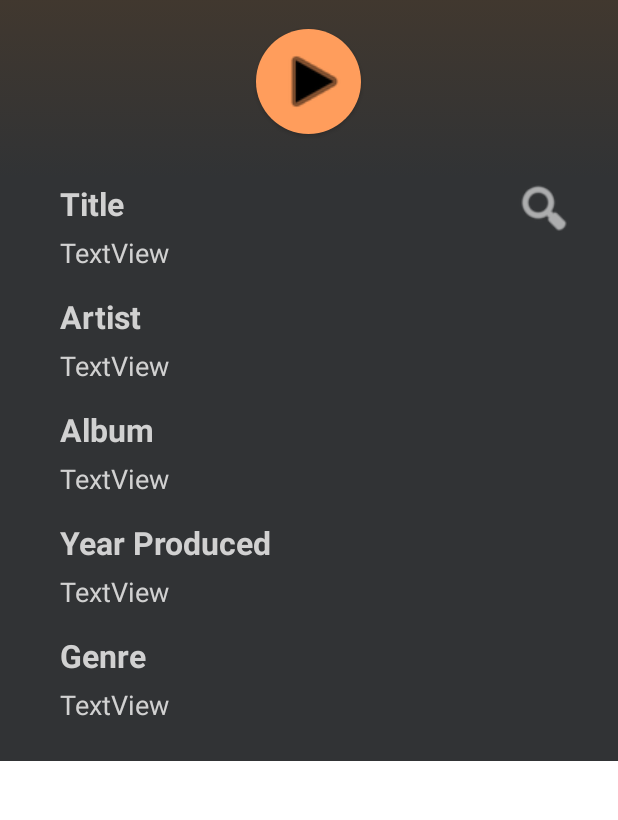
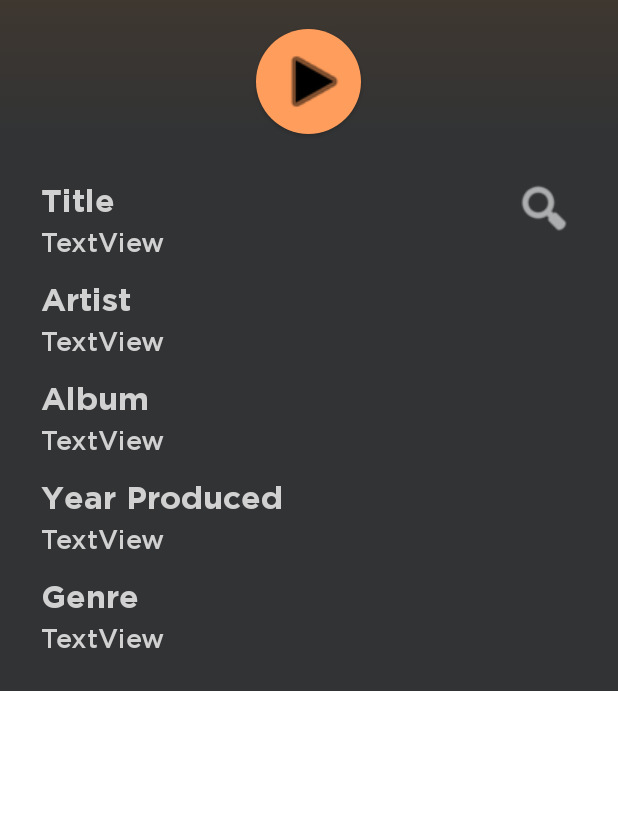
Before and after one commit to m9039/Music_Recommender_App, an Android app: the layout activity_detail.xml on its own in the app's theme, with its tools: preview values and no code run, on a phone screen of 412 x 824 dp, the part 406-1226 px from its top. Run offline under Robolectric (Android 15) with nearby library versions, the phone set to English and light mode, and no system bars.

Commit message:
edit menu and added fonts

```diff
--- a/app/src/main/AndroidManifest.xml
+++ b/app/src/main/AndroidManifest.xml
@@ -22,7 +22,6 @@
             android:exported="true">
             <intent-filter>
                 <action android:name="android.intent.action.MAIN" />
-
                 <category android:name="android.intent.category.LAUNCHER" />
             </intent-filter>
         </activity>
--- a/app/src/main/java/au/edu/unsw/infs3634/musicrecommender/Song.java
+++ b/app/src/main/java/au/edu/unsw/infs3634/musicrecommender/Song.java
@@ -118,7 +118,7 @@ public class Song {
         songs.add(new Song(1, "I Love Kanye", "Kanye West", "The Life Of Pablo", 2016, "Hip-Hop/Rap", 5, "https://genius.com/Kanye-west-i-love-kanye-lyrics", R.drawable.ilovekanye_kanyewest, R.drawable.kanye));
         songs.add(new Song(2, "Call Out My Name", "The Weeknd", "My Dear Melancholy,", 2018, "R&B/Soul", 5, "https://genius.com/The-weeknd-call-out-my-name-lyrics", R.drawable.calloutmyname_theweeknd, R.drawable.theweeknd));
         songs.add(new Song(3, "Thinkin Bout You", "Frank Ocean", "channel ORANGE", 2012, "R&B", 5, "https://genius.com/Frank-ocean-thinkin-bout-you-lyrics", R.drawable.thinkinboutyou_frankocean, R.drawable.frankocean));
-        songs.add(new Song(4, "See You Again", "Tyler, The Creator, Kali Uchis", "Flower Boy", 2017, "Hip-Hop/Rap", 5,"https://genius.com/Tyler-the-creator-see-you-again-lyrics", R.drawable.seeyouagain_tyler, R.drawable.tylerthecreator));
+        songs.add(new Song(4, "See You Again", "Tyler, The Creator, Kali Uchis", "Flower Boy", 2017, "Hip-Hop", 5,"https://genius.com/Tyler-the-creator-see-you-again-lyrics", R.drawable.seeyouagain_tyler, R.drawable.tylerthecreator));
         songs.add(new Song(5, "Don't", "Bryson Tiller", "T R A P S O U L", 2015, "R&B/Soul", 5,"https://genius.com/Bryson-tiller-dont-lyrics", R.drawable.dont_brysontiller, R.drawable.brysontiller));
         songs.add(new Song(6, "I Fall Apart", "Post Malone", "Stoney", 2016, "Hip-Hop/Rap", 4,"https://genius.com/Post-malone-i-fall-apart-lyrics", R.drawable.ifallapart_postmalone, R.drawable.postmalone));
         songs.add(new Song(7, "ICY GRL", "Saweetie", "High Maintenance", 2018, "Hip-Hop/Rap", 5,"https://genius.com/Saweetie-icy-grl-lyrics", R.drawable.icygrl_saweetie, R.drawable.saweetie));
--- a/app/src/main/res/layout/activity_detail.xml
+++ b/app/src/main/res/layout/activity_detail.xml
@@ -42,8 +42,9 @@
         android:id="@+id/textView"
         android:layout_width="wrap_content"
         android:layout_height="wrap_content"
-        android:layout_marginStart="40dp"
+        android:layout_marginStart="27dp"
         android:layout_marginTop="32dp"
+        android:fontFamily="@font/gothambold"
         android:text="Title"
         android:textColor="#D1D1D1"
         android:textSize="21sp"
@@ -56,6 +57,7 @@
         android:layout_width="wrap_content"
         android:layout_height="wrap_content"
         android:layout_marginTop="16dp"
+        android:fontFamily="@font/gothambold"
         android:text="Artist"
         android:textColor="#D1D1D1"
         android:textSize="21sp"
@@ -68,6 +70,7 @@
         android:layout_width="wrap_content"
         android:layout_height="wrap_content"
         android:layout_marginTop="16dp"
+        android:fontFamily="@font/gothambold"
         android:text="Album"
         android:textColor="#D1D1D1"
         android:textSize="21sp"
@@ -80,6 +83,7 @@
         android:layout_width="wrap_content"
         android:layout_height="wrap_content"
         android:layout_marginTop="6dp"
+        android:fontFamily="@font/gothammedium"
         android:paddingBottom="25sp"
         android:text="TextView"
         android:textColor="#D1D1D1"
@@ -92,6 +96,7 @@
         android:layout_width="wrap_content"
         android:layout_height="wrap_content"
         android:layout_marginTop="16dp"
+        android:fontFamily="@font/gothambold"
         android:text="Genre"
         android:textColor="#D1D1D1"
         android:textSize="21sp"
@@ -104,6 +109,7 @@
         android:layout_width="wrap_content"
         android:layout_height="wrap_content"
         android:layout_marginTop="6dp"
+        android:fontFamily="@font/gothammedium"
         android:text="TextView"
         android:textColor="#D1D1D1"
         android:textSize="18sp"
@@ -115,6 +121,7 @@
         android:layout_width="wrap_content"
         android:layout_height="wrap_content"
         android:layout_marginTop="6dp"
+        android:fontFamily="@font/gothammedium"
         android:text="TextView"
         android:textColor="#D1D1D1"
         android:textSize="18sp"
@@ -126,6 +133,7 @@
         android:layout_width="wrap_content"
         android:layout_height="wrap_content"
         android:layout_marginTop="16dp"
+        android:fontFamily="@font/gothambold"
         android:text="Year Produced"
         android:textColor="#D1D1D1"
         android:textSize="21sp"
@@ -138,6 +146,7 @@
         android:layout_width="wrap_content"
         android:layout_height="wrap_content"
         android:layout_marginTop="6dp"
+        android:fontFamily="@font/gothammedium"
         android:text="TextView"
         android:textColor="#D1D1D1"
         android:textSize="18sp"
@@ -149,6 +158,7 @@
         android:layout_width="wrap_content"
         android:layout_height="wrap_content"
         android:layout_marginTop="6dp"
+        android:fontFamily="@font/gothammedium"
         android:text="TextView"
         android:textColor="#D1D1D1"
         android:textSize="18sp"
--- a/app/src/main/res/menu/menu_main.xml
+++ b/app/src/main/res/menu/menu_main.xml
@@ -4,9 +4,12 @@
 
     <item
         android:icon="@android:drawable/ic_menu_sort_by_size"
-        android:title="SORT"
+        android:title="Sort By:"
         app:showAsAction="always">
         <menu>
+            <item
+                android:id="@+id/sortDefault"
+                android:title="Default" />
             <item
                 android:id="@+id/sortName"
                 android:title="Song: A-Z" />
@@ -24,6 +27,7 @@
                 android:title="Rating: Low-High" />
         </menu>
     </item>
+
     <item
         android:id="@+id/search"
         android:icon="?android:attr/actionModeWebSearchDrawable"
--- a/app/src/main/res/values/themes.xml
+++ b/app/src/main/res/values/themes.xml
@@ -11,6 +11,15 @@
         <item name="colorOnSecondary">@color/black</item>
         <!-- Status bar color. -->
         <item name="android:statusBarColor" tools:targetApi="l">?attr/colorPrimaryVariant</item>
+        <!--Font-->
+        <item name = "android:fontFamily">@font/gothammedium</item>
         <!-- Customize your theme here. -->
+
+        <!-- Background Colour -->
+        <item name="android:itemBackground">#E6313335</item>
+        <!-- Text Colour -->
+        <item name="android:textColor">@color/white</item>
     </style>
+
+
 </resources>
```
Also changed, not shown: app/src/main/java/au/edu/unsw/infs3634/musicrecommender/MainActivity.java (+19 -0 lines), app/src/main/java/au/edu/unsw/infs3634/musicrecommender/SongAdapter.java (+8 -2 lines), app/src/main/res/layout/activity_main.xml (+13 -5 lines), app/src/main/res/layout/activity_video.xml (+8 -0 lines), app/src/main/res/layout/item_row.xml (+12 -5 lines), app/src/main/res/values-night/themes.xml (+9 -0 lines), app/src/main/res/drawable/sort_artist.png (added), app/src/main/res/drawable/sort_default.png (added), app/src/main/res/drawable/sort_down.png (added), app/src/main/res/drawable/sort_genre.png (added), app/src/main/res/drawable/sort_song.png (added), app/src/main/res/drawable/sort_up.png (added), app/src/main/res/font/amiko.ttf (added), app/src/main/res/font/gothambold.ttf (added), 1 more files.
